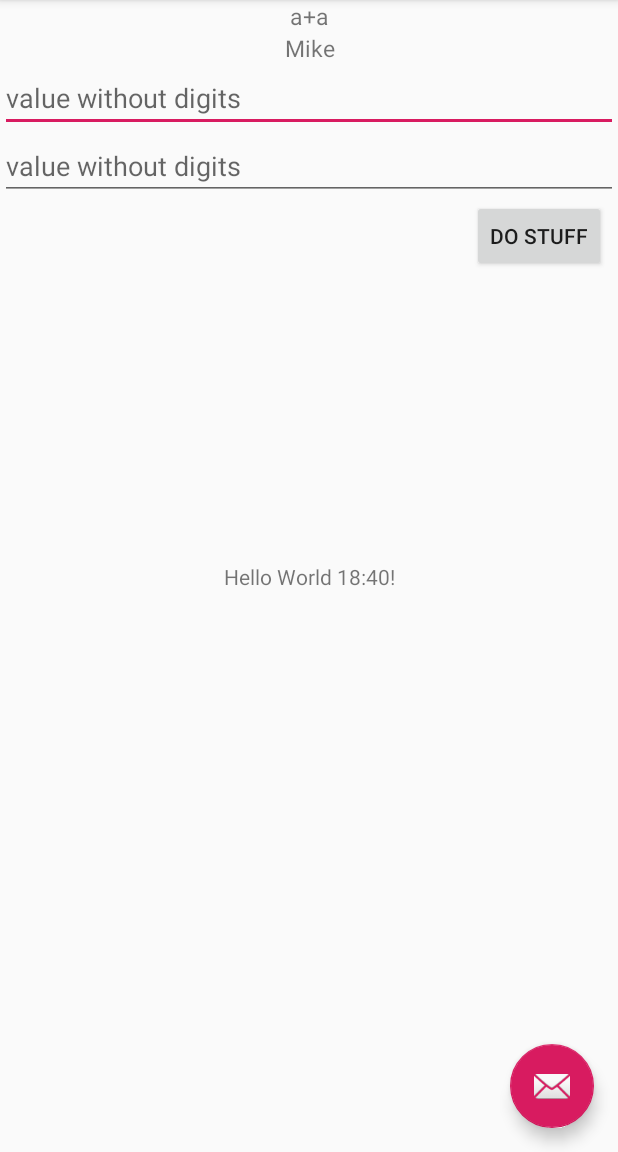
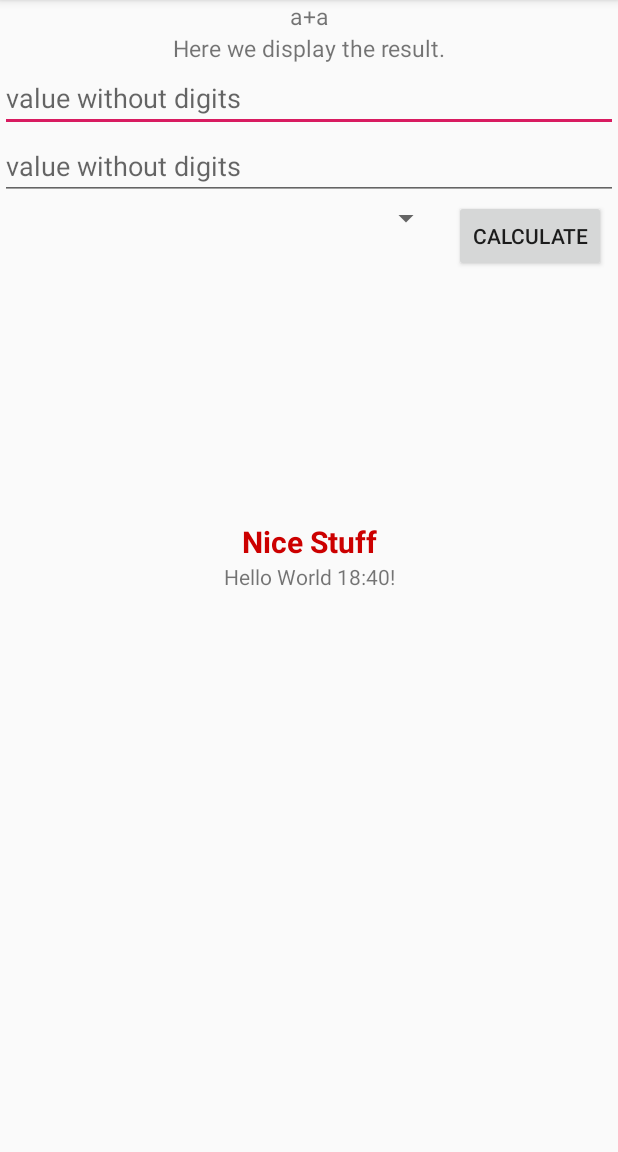
Before and after one commit to Harriss1/190130SmallCalculations, an Android app: the screen it shows after launch (MainActivity), in the options menu, after a tap on "Settings", on a phone screen of 412 x 824 dp, the part 84-1236 px from its top. Run offline under Robolectric (Android 15) with nearby library versions, the phone set to English and light mode, and no system bars.

Commit message:
Starting

```diff
--- a/app/src/main/java/com/example/smallcalculations/MainActivity.java
+++ b/app/src/main/java/com/example/smallcalculations/MainActivity.java
@@ -2,8 +2,6 @@ package com.example.smallcalculations;
 
 
 import android.os.Bundle;
-import android.support.design.widget.FloatingActionButton;
-import android.support.design.widget.Snackbar;
 import android.support.v7.app.AppCompatActivity;
 import android.support.v7.widget.Toolbar;
 import android.view.View;
@@ -11,14 +9,8 @@ import android.view.Menu;
 import android.view.MenuItem;
 
 import android.widget.Button;
-import android.widget.ImageView;
 import android.widget.TextView;
 import android.widget.EditText;
-
-import com.daimajia.androidanimations.library.Techniques;
-import com.daimajia.androidanimations.library.YoYo;
-
-import org.w3c.dom.Text;
 
 
 public class MainActivity extends AppCompatActivity {
@@ -28,12 +20,10 @@ public class MainActivity extends AppCompatActivity {
             "Don’t count on it","Ask again later","You may rely on it","Without a doubt","Outlook not so good","It's decidedly so","Signs point to yes","Yes definitely","Yes","My sources say NO"
     };
 
+// Why do I have to declare EditText and TextView here, but ResultText can be declared inside?
     EditText inputNumber;
-    TextView resultText;
-    Button doStuffButton;
-    ImageView mFortuneBallImage;
+
     TextView result2Text;
-
 
     @Override
     protected void onCreate(Bundle savedInstanceState) {
@@ -42,13 +32,10 @@ public class MainActivity extends AppCompatActivity {
         Toolbar toolbar = findViewById(R.id.toolbar);
         setSupportActionBar(toolbar);
 
-        resultText = (TextView) findViewById(R.id.result);
-        resultText.setText("Here we display the result.");
-        SmallCalculations testObject = new SmallCalculations();
-        resultText.setText(testObject.getName());
 
 
 
+        /*
         FloatingActionButton fab = findViewById(R.id.fab);
         fab.setOnClickListener(new View.OnClickListener() {
             @Override
@@ -74,11 +61,18 @@ public class MainActivity extends AppCompatActivity {
                 var2 = newTest.getDisplayableResult();
 
             }
-        });
+        });*/
 
-        // implement button "Do Stuff" fab.setOnClickListener();
-        doStuffButton = (Button)findViewById(R.id.button);
-        doStuffButton.setOnClickListener(new View.OnClickListener() {
+        //Why can I declare TextView resultText as local variable?
+        //because it isn't used in the overwritten function!!!
+        //This also means, that every view-element that I want to modify after the run, must be global.
+        TextView resultText;
+        resultText = (TextView) findViewById(R.id.result);
+        resultText.setText("Here we display the result.");
+
+        // implement button "Calculate" fab.setOnClickListener();
+        Button calculateButton = (Button)findViewById(R.id.button);
+        calculateButton.setOnClickListener(new View.OnClickListener() {
             @Override
             public void onClick(View v) {
                 inputNumber = (EditText) findViewById(R.id.phone);
--- a/app/src/main/java/com/example/smallcalculations/SmallCalculations.java
+++ b/app/src/main/java/com/example/smallcalculations/Model/SmallCalculations.java
@@ -1,4 +1,4 @@
-package com.example.smallcalculations;
+package com.example.smallcalculations.Model;
 
 public class SmallCalculations {
     private int m_time;
--- a/app/src/main/java/com/example/smallcalculations/MyView.java
+++ /dev/null
@@ -1,44 +0,0 @@
-package com.example.smallcalculations;
-import android.os.Bundle;
-import android.support.design.widget.FloatingActionButton;
-import android.support.design.widget.Snackbar;
-import android.support.v7.app.AppCompatActivity;
-import android.support.v7.widget.Toolbar;
-import android.view.View;
-import android.view.Menu;
-import android.view.MenuItem;
-
-import android.widget.Button;
-import android.widget.ImageView;
-import android.widget.TextView;
-import android.widget.EditText;
-
-public class MyView extends AppCompatActivity {
-
-    TextView someText;
-    public MyView(){
-    }
-
-    public void alterText(){
-
-        someText = (TextView)findViewById(R.id.result);
-        someText.setText("In MyView");
-    }
-
-    public void exposeStream(){
-
-    }
-
-    public boolean checkForStreamUpdate(){
-        return true;
-    }
-
-    public String checkForStreamUpdatePart(){
-        return "which part got updated";
-    }
-    public void getStream(){
-        //getStream().partOfData();
-
-    }
-
-}
--- a/app/src/main/java/com/example/smallcalculations/ViewModel.java
+++ b/app/src/main/java/com/example/smallcalculations/ViewModel/ViewModel.java
@@ -1,4 +1,6 @@
-package com.example.smallcalculations;
+package com.example.smallcalculations.ViewModel;
+
+import com.example.smallcalculations.Model.SmallCalculations;
 
 public class ViewModel {
     public class DisplayableResult{
--- /dev/null
+++ b/app/src/main/java/com/example/smallcalculations/subdir/MyView.java
@@ -0,0 +1,27 @@
+package com.example.smallcalculations.subdir;
+
+
+
+public class MyView {
+
+    public MyView(){
+    }
+
+
+    public void exposeStream(){
+
+    }
+
+    public boolean checkForStreamUpdate(){
+        return true;
+    }
+
+    public String checkForStreamUpdatePart(){
+        return "which part got updated";
+    }
+    public void getStream(){
+        //getStream().partOfData();
+
+    }
+
+}
--- a/app/src/main/res/layout/activity_main.xml
+++ b/app/src/main/res/layout/activity_main.xml
@@ -22,12 +22,6 @@
 
     <include layout="@layout/content_main" />
 
-    <android.support.design.widget.FloatingActionButton
-        android:id="@+id/fab"
-        android:layout_width="wrap_content"
-        android:layout_height="wrap_content"
-        android:layout_gravity="bottom|end"
-        android:layout_margin="@dimen/fab_margin"
-        app:srcCompat="@android:drawable/ic_dialog_email" />
+
 
 </android.support.design.widget.CoordinatorLayout>
--- a/app/src/main/res/layout/content_main.xml
+++ b/app/src/main/res/layout/content_main.xml
@@ -75,8 +75,19 @@
         android:layout_height="wrap_content"
         android:layout_marginEnd="8dp"
         android:layout_marginRight="8dp"
-        android:text="Do Stuff"
+        android:text="Calculate"
         app:layout_constraintEnd_toEndOf="parent"
         app:layout_constraintTop_toBottomOf="@+id/phone2" />
 
+    <Spinner
+        android:id="@+id/spinner"
+
+
+        android:layout_width="20dp"
+        android:layout_height="wrap_content"
+        android:layout_marginEnd="8dp"
+        android:layout_marginRight="8dp"
+        app:layout_constraintEnd_toStartOf="@+id/button"
+        app:layout_constraintTop_toBottomOf="@+id/phone2" />
+
 </android.support.constraint.ConstraintLayout>
```
